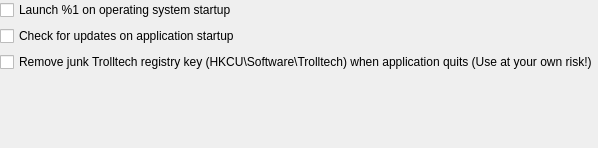
martinrotter/textosaurus, file src/gui/settings/settingsgeneral.ui: the form before one commit.
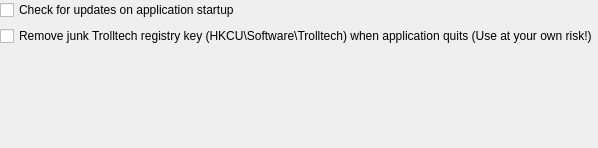
The form after the commit.

Commit message: Remove autostart function - not suitable for text editor.

The edit to the form file:
```diff
--- a/src/gui/settings/settingsgeneral.ui
+++ b/src/gui/settings/settingsgeneral.ui
@@ -24,20 +24,13 @@
     <number>0</number>
    </property>
    <item row="0" column="0">
-    <widget class="QCheckBox" name="m_checkAutostart">
-     <property name="text">
-      <string>Launch %1 on operating system startup</string>
-     </property>
-    </widget>
-   </item>
-   <item row="1" column="0">
     <widget class="QCheckBox" name="m_checkForUpdatesOnStart">
      <property name="text">
       <string>Check for updates on application startup</string>
      </property>
     </widget>
    </item>
-   <item row="2" column="0">
+   <item row="1" column="0">
     <widget class="QCheckBox" name="m_checkRemoveTrolltechJunk">
      <property name="text">
       <string>Remove junk Trolltech registry key (HKCU\Software\Trolltech) when application quits (Use at your own risk!)</string>
```
The commit also changes 5 other files.
